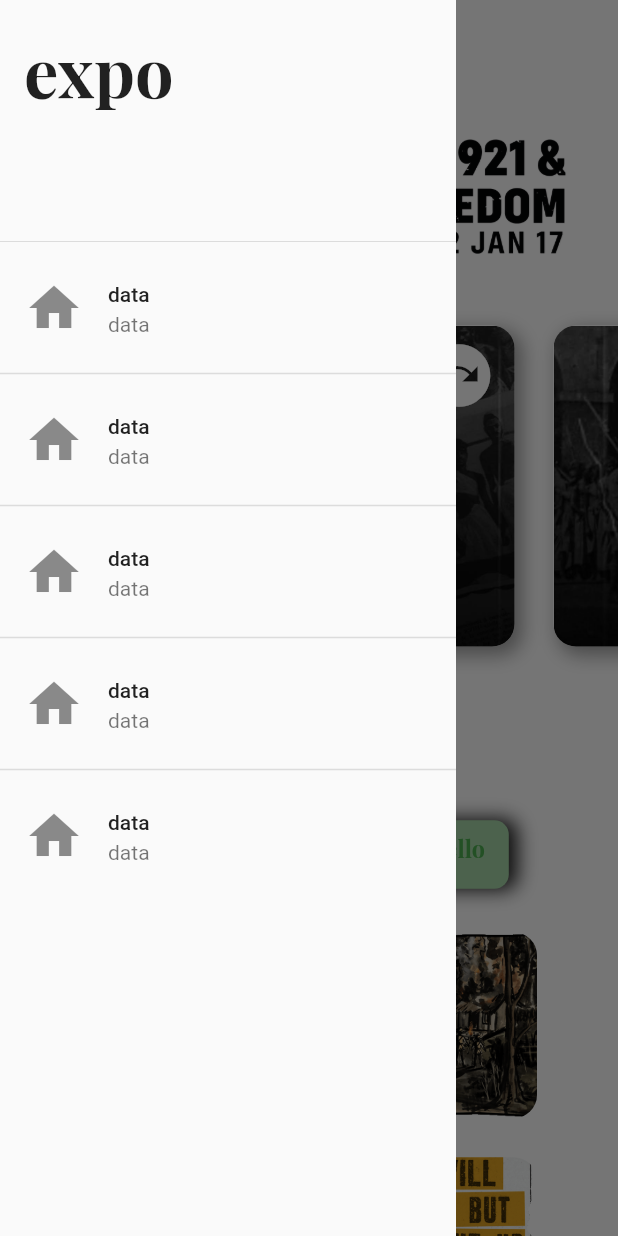
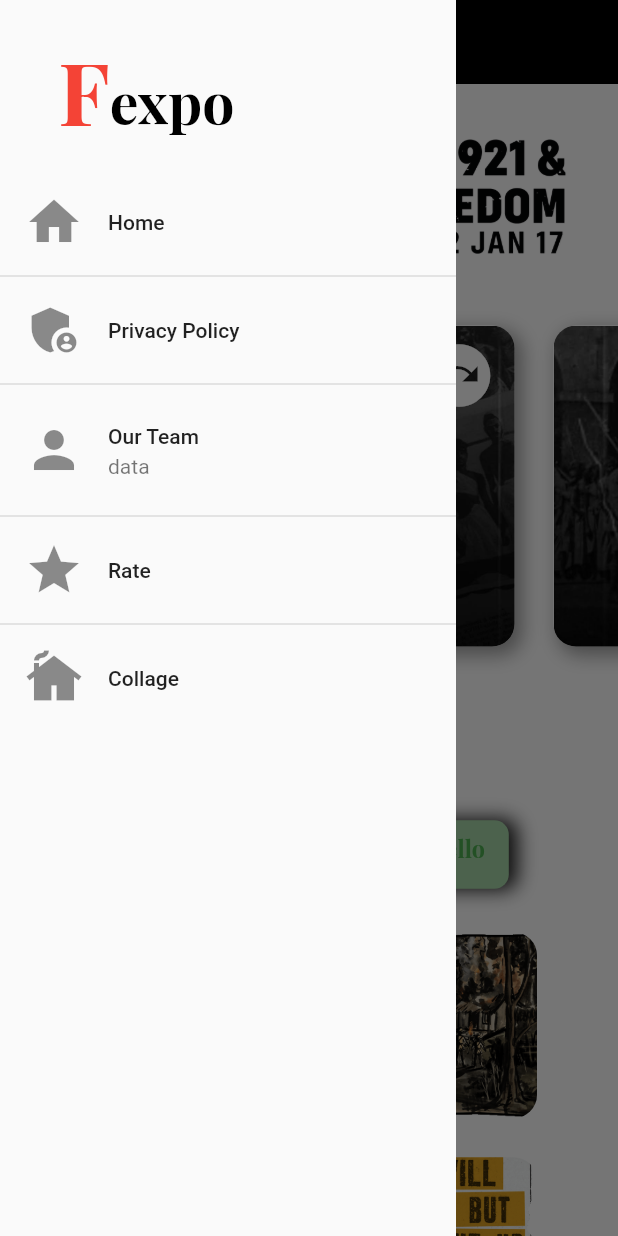
Before and after one commit to muhammedrahil/21expo, a Flutter app: the screen it shows after launch, with the side drawer open, on a phone screen of 412 x 824 dp. Run offline on Flutter 3.47's test engine with Material 2 defaults, Android fonts, the phone set to English and light mode, and no system bars; our stand-ins replace animated_splash_screen, google_fonts; project files that could hold a hidden picture were left out.

```diff
--- a/lib/Screens/Drower.dart
+++ b/lib/Screens/Drower.dart
@@ -10,47 +10,75 @@ class DrowerWidget extends StatelessWidget {
 
       elevation: 0,
       child: ListView(children:  [
-        DrawerHeader(child: Text('expo',style: GoogleFonts.playfairDisplay(
-                    fontSize: 45.6, fontWeight: FontWeight.w700),),),
+        // DrawerHeader(child: Text('expo',style: GoogleFonts.playfairDisplay(
+        //             fontSize: 45.6, fontWeight: FontWeight.w700),),),
+
+          SizedBox(
+            height: 120,
+            child: Padding(
+                padding: EdgeInsets.only(left: 38.8, top: 14.8, bottom: 16),
+                child: Row(
+                  children: [
+                    Text(
+                      'F',
+                      style: GoogleFonts.playfairDisplay(
+                          fontSize: 58,
+                          fontWeight: FontWeight.w700,
+                          color: Colors.red),
+                    ),
+                     Padding(
+                       padding: const EdgeInsets.only(top: 17),
+                       child: Text(
+                        'expo',
+                        style: GoogleFonts.playfairDisplay(
+                            fontSize: 38,
+                            fontWeight: FontWeight.w700,
+                            color: Color(0xFF000000)),
+                    ),
+                     ),
+                  ],
+                ),
+              ),
+          ),
 
          ListTile(
            hoverColor: Colors.grey,
           onTap: (){},
           leading:Icon(Icons.home,size: 40,),
-                    title: Text('data'),
-                    subtitle: Text('data'),
+                    title: Text('Home'),
+
         ),
         Divider(thickness: 1,),
         ListTile(
            hoverColor: Colors.grey,
           onTap: (){},
-          leading:Icon(Icons.home,size: 40,),
-                    title: Text('data'),
-                    subtitle: Text('data'),
+          leading:Icon(Icons.admin_panel_settings,size: 40,),
+                    title: Text('Privacy Policy'),
+
         ),
          Divider(thickness: 1,),
         ListTile(
            hoverColor: Colors.grey,
           onTap: (){},
-          leading:Icon(Icons.home,size: 40,),
-                    title: Text('data'),
+          leading:Icon(Icons.person,size: 40,),
+                    title: Text('Our Team'),
                     subtitle: Text('data'),
         ),
           Divider(thickness: 1,),
         ListTile(
            hoverColor: Colors.grey,
           onTap: (){},
-          leading:Icon(Icons.home,size: 40,),
-                    title: Text('data'),
-                    subtitle: Text('data'),
+          leading:Icon(Icons.star,size: 40,),
+                    title: Text('Rate'),
+
         ),
           Divider(thickness: 1,),
         ListTile(
            hoverColor: Colors.grey,
           onTap: (){},
-          leading:Icon(Icons.home,size: 40,),
-                    title: Text('data'),
-                    subtitle: Text('data'),
+          leading:Icon(Icons.cottage,size: 40,),
+                    title: Text('Collage'),
+
         ),
 
       ],),
--- a/lib/Screens/HomeScreen.dart
+++ b/lib/Screens/HomeScreen.dart
@@ -1,8 +1,11 @@
+
 import 'dart:ui';
 
+import 'package:expo_21/contentFolder/contentPageTemplate.dart';
 import 'package:flutter/material.dart';
 import 'package:google_fonts/google_fonts.dart';
-import 'package:smooth_page_indicator/smooth_page_indicator.dart';
+import '../textFolder/texts.dart';
+// import 'package:smooth_page_indicator/smooth_page_indicator.dart';
 
 import 'Drower.dart';
 import 'contentScreen.dart';
@@ -70,9 +73,9 @@ class HomeScreen extends StatelessWidget {
   Widget build(BuildContext context) {
     return Scaffold(
       backgroundColor: Colors.white,
-      drawer: DrowerWidget(),
+      drawer:DrowerWidget(),
       appBar: AppBar(
-        backgroundColor: Colors.white,
+        backgroundColor: Colors.black,
         elevation: 0,
       ),
       body: SafeArea(
@@ -84,11 +87,7 @@ class HomeScreen extends StatelessWidget {
               child: Image(
                 image: AssetImage('assets/21 Days Logo.png'),
               ),
-              //  Text(
-              //   'Malbar\n hello world',
-              //   style: GoogleFonts.playfairDisplay(
-              //       fontSize: 45.6, fontWeight: FontWeight.w700),
-              // ),
+
             ),
             const SizedBox(
               width: 10,
@@ -103,7 +102,7 @@ class HomeScreen extends StatelessWidget {
                       buttonaction: () {
                         Navigator.of(context)
                             .push(MaterialPageRoute(builder: (ctx) {
-                          return const Content_Screen();
+                          return ContantPageTemplate(imagPath:  'assets/Article.jpg', TextSample: Article);
                         }));
                       },
                       Discription: 'Discription Discription'),
@@ -112,7 +111,7 @@ class HomeScreen extends StatelessWidget {
                       buttonaction: () {
                         Navigator.of(context)
                             .push(MaterialPageRoute(builder: (ctx) {
-                          return const Content_Screen();
+                          return  ContantPageTemplate(imagPath:  'assets/Histography.jpg', TextSample: History);
                         }));
                       },
                       Discription: 'Discription Discription')
@@ -148,11 +147,14 @@ class HomeScreen extends StatelessWidget {
                   children: [
                     IconsCard(
                         iconData: 'hello',
-                        icons: Icons.home,
+                        icons: Icons.person,
                         color: Colors.blue[200],
                         Textcolor: Colors.blue,
                         onTap: () {
-                          print('hell');
+                          Navigator.of(context)
+                            .push(MaterialPageRoute(builder: (ctx) {
+                          return const Content_Screen();
+                        }));
                         }),
                     Padding(padding: EdgeInsets.all(1)),
                     IconsCard(
@@ -161,7 +163,10 @@ class HomeScreen extends StatelessWidget {
                         color: Colors.brown[200],
                         Textcolor: Colors.brown,
                         onTap: () {
-                          print('hello');
+                           Navigator.of(context)
+                            .push(MaterialPageRoute(builder: (ctx) {
+                          return const Content_Screen();
+                        }));
                         }),
                     Padding(padding: EdgeInsets.all(1)),
                     IconsCard(
@@ -170,15 +175,18 @@ class HomeScreen extends StatelessWidget {
                         color: Colors.green[200],
                         Textcolor: Colors.green,
                         onTap: () {
-                          print('object');
+                          Navigator.of(context)
+                            .push(MaterialPageRoute(builder: (ctx) {
+                          return const Content_Screen();
+                        }));
                         }),
                   ],
                 ),
               ),
             ),
-            Padding(
-              padding: const EdgeInsets.all(8.0),
-              child: const SizedBox(
+            const Padding(
+              padding: EdgeInsets.all(8.0),
+              child: SizedBox(
                 width: 10,
               ),
             ),
@@ -191,7 +199,7 @@ class HomeScreen extends StatelessWidget {
                       NextPageAddress: () {
                         Navigator.of(context)
                             .push(MaterialPageRoute(builder: (ctx) {
-                          return const Content_Screen();
+                          return  ContantPageTemplate(imagPath:  'assets/Histography.jpg', TextSample: History);
                         }));
                       },
                       ImagePath: 'assets/fall18.png',
@@ -214,7 +222,7 @@ class HomeScreen extends StatelessWidget {
                       NextPageAddress: () {
                         Navigator.of(context)
                             .push(MaterialPageRoute(builder: (ctx) {
-                          return const Content_Screen();
+                          return ContantPageTemplate(imagPath:  'assets/Article.jpg', TextSample: Article);
                         }));
                       },
                       ImagePath: 'assets/fall4.png',
@@ -224,7 +232,7 @@ class HomeScreen extends StatelessWidget {
                       NextPageAddress: () {
                         Navigator.of(context)
                             .push(MaterialPageRoute(builder: (ctx) {
-                          return const Content_Screen();
+                          return ContantPageTemplate(imagPath:  'assets/Article.jpg', TextSample: Article);
                         }));
                       },
                       ImagePath: 'assets/fall1.png',
@@ -269,7 +277,7 @@ Widget IconsCard(
         ),
         child: Stack(
           children: [
-            Positioned(left: 6, top: 4, child: Icon(icons)),
+            Positioned(left: 10, top: 7, child: Icon(icons)),
             Positioned(
               left: 39,
               top: 8,
--- a/lib/main.dart
+++ b/lib/main.dart
@@ -5,6 +5,7 @@ import 'package:flutter/services.dart';
 import 'Screens/HomeScreen.dart';
 import 'Screens/contentScreen.dart';
 import 'Screens/temp.dart';
+import 'contentFolder/contentPageTemplate.dart';
 
 
 
--- /dev/null
+++ b/lib/textFolder/texts.dart
@@ -0,0 +1,27 @@
+import 'package:flutter/cupertino.dart';
+
+// ignore: non_constant_identifier_names
+String History = '''How to Publish a Short Story: Submit Your Story
+
+How to Publish a Short Story: Final Steps. Well, we’re here. You’ve planned, written, and workshopped your short story. It’s ready to go. Now it’s time to release that baby into the world! This is the scary part. You’re looking at the guidelines for the publication you chose week one and you think your story is ready. But how exactly do you go about sending one out? What all do you need? What’s the professional etiquette? Here are the last steps to submission: 10. Prepare Your ...
+
+Where to Publish Writing by Teens & Older Students
+stonesoup.com
+First published in 1992, The Claremont Review published short stories, poems, short plays, graphic art, photography, and interviews each year in the spring and fall, although no fall 2018 or spring 2019 issues are planned. Visit their facebook page for updates on this publication’s current status. Website. Launch Pad. Age Range: 6 to 14 Accepts: fiction, nonfiction, and poetry, and illustrations by assignment. Launch Pad publishes stories, art, poetry, nonfiction, and book reviews by kids ...
+
+Wattpad - Where stories live
+www.wattpad.com
+Wattpad Books aspires to recognize and reflect diverse voices by taking Wattpad stories to published book and onto bookshelves around the world. Wattpad Books works with partners such as: Find out more about what we do for writers → How Wattpad Works. Get your story discovered through the power of community and technology on Wattpad. 1. Create. Share your''';
+
+// ignore: non_constant_identifier_names
+String Article = '''How to Publish a Short Story: Submit Your Story
+
+How to Publish a Short Story: Final Steps. Well, we’re here. You’ve planned, written, and workshopped your short story. It’s ready to go. Now it’s time to release that baby into the world! This is the scary part. You’re looking at the guidelines for the publication you chose week one and you think your story is ready. But how exactly do you go about sending one out? What all do you need? What’s the professional etiquette? Here are the last steps to submission: 10. Prepare Your ...
+
+Where to Publish Writing by Teens & Older Students
+stonesoup.com
+First published in 1992, The Claremont Review published short stories, poems, short plays, graphic art, photography, and interviews each year in the spring and fall, although no fall 2018 or spring 2019 issues are planned. Visit their facebook page for updates on this publication’s current status. Website. Launch Pad. Age Range: 6 to 14 Accepts: fiction, nonfiction, and poetry, and illustrations by assignment. Launch Pad publishes stories, art, poetry, nonfiction, and book reviews by kids ...
+
+Wattpad - Where stories live
+www.wattpad.com
+Wattpad Books aspires to recognize and reflect diverse voices by taking Wattpad stories to published book and onto bookshelves around the world. Wattpad Books works with partners such as: Find out more about what we do for writers → How Wattpad Works. Get your story discovered through the power of community and technology on Wattpad. 1. Create. Share your''';
```
Also changed, not shown: lib/contentFolder/HistoryContent.dart (added, +12 -0 lines), lib/contentFolder/contentPageTemplate.dart (added, +46 -0 lines).
